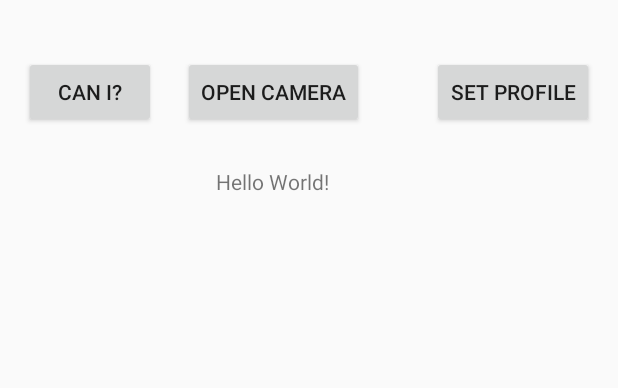
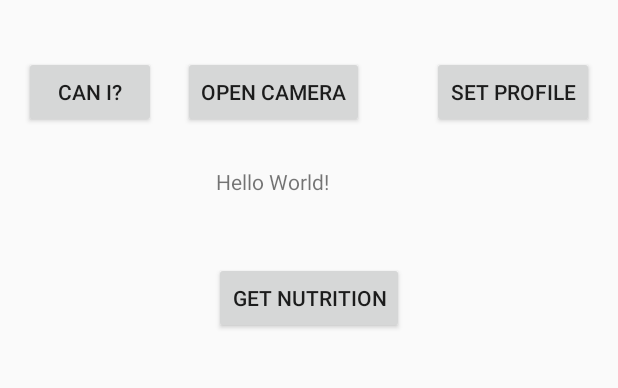
Before and after one commit to ericvuong1/ConuHacksIII, an Android app: the screen it shows after launch (MainActivity), on a phone screen of 412 x 824 dp, the part 398-786 px from its top. Run offline under Robolectric (Android 15) with nearby library versions, the phone set to English and light mode, and no system bars; our stand-ins replace Volley; libraries missing offline, so code that uses them is left out: com.ibm.watson; 3 statements that could not run were skipped.

Commit message:
FERAS DO THE LAST PART WE DONE

```diff
--- a/CANiEatThis/app/build.gradle
+++ b/CANiEatThis/app/build.gradle
@@ -34,7 +34,7 @@ dependencies {
     compile files('libs/java-sdk-4.2.1-jar-with-dependencies.jar')
     compile 'com.android.support:appcompat-v7:26.+'
     compile 'com.android.support.constraint:constraint-layout:1.0.2'
-    testCompile 'junit:junit:4.12'
     compile 'com.fatsecret4j:fatsecret-platform:2.0'
     compile 'com.android.volley:volley:1.0.0'
+    testCompile 'junit:junit:4.12'
 }
--- a/CANiEatThis/app/src/main/java/com/hackathon/conuhacks/canieatthis/MainActivity.java
+++ b/CANiEatThis/app/src/main/java/com/hackathon/conuhacks/canieatthis/MainActivity.java
@@ -16,8 +16,12 @@ import android.util.Log;
 import android.view.View;
 import android.webkit.WebChromeClient;
 import android.webkit.WebView;
+import android.widget.AdapterView;
+import android.widget.ArrayAdapter;
 import android.widget.Button;
 import android.widget.ImageView;
+import android.widget.ListAdapter;
+import android.widget.ListView;
 import android.widget.TextView;
 import android.widget.Toast;
 
@@ -56,12 +60,16 @@ public class MainActivity extends AppCompatActivity {
     static final int REQUEST_IMAGE_CAPTURE = 1;
 
     Button mOpenCamera;
+    Button mGetNutritionButton;
     WebView mWebView;
     String mCurrentPhotoPath;
     ImageView mImageView;
     Button mNewImageButton;
     TextView mTextView;
     Button mSetProfile;
+    String toDisplay;
+
+    ListAdapter viewItemAdapter;
 
     String query;
     Request req;
@@ -102,6 +110,8 @@ public class MainActivity extends AppCompatActivity {
         mImageView = (ImageView) findViewById(R.id.pictureTaken);
         mNewImageButton = (Button) findViewById(R.id.newImage);
         mSetProfile = (Button) findViewById(R.id.mSetProfileButton);
+        mGetNutritionButton = (Button) findViewById(R.id.mGetNutritionButton);
+        GetNutrition();
         SetProfile();
         OpenCamera();
         SetNewImage();
@@ -128,6 +138,14 @@ public class MainActivity extends AppCompatActivity {
         req.getRecipe(requestQueue, 315L);
         */
 
+    }
+    public void GetNutrition(){
+        mGetNutritionButton.setOnClickListener(new View.OnClickListener() {
+            @Override
+            public void onClick(View v) {
+                //TODO: FERAS
+            }
+        });
     }
 
     public void SetProfile(){
@@ -288,7 +306,8 @@ public class MainActivity extends AppCompatActivity {
             }
         }
 
-        String toDisplay = "";
+        toDisplay = "";
+        String[] toSend = new String[list.length*list[0].length];
         for(int i=0;i<list.length;i++){
             for(int j=0;j<list[0].length; j++){
                 toDisplay += list[i][j] + "\n";
@@ -296,7 +315,11 @@ public class MainActivity extends AppCompatActivity {
         }
         mTextView.setText(toDisplay);
 
+
+
         String best = list[0][0];
+
+
             return list;
     }
 
--- a/CANiEatThis/app/src/main/res/layout/activity_main.xml
+++ b/CANiEatThis/app/src/main/res/layout/activity_main.xml
@@ -25,6 +25,7 @@
         tools:layout_constraintLeft_creator="1"
         app:layout_constraintLeft_toLeftOf="@+id/mCameraButton"/>
 
+
     <Button
         android:id="@+id/mCameraButton"
         android:layout_width="wrap_content"
@@ -36,7 +37,8 @@
         android:layout_marginTop="37dp"
         app:layout_constraintTop_toBottomOf="@+id/pictureTaken"
         tools:layout_constraintLeft_creator="1"
-        app:layout_constraintLeft_toRightOf="@+id/newImage"/>
+        app:layout_constraintLeft_toRightOf="@+id/newImage"
+        android:layout_marginLeft="18dp"/>
 
     <ImageView
         android:id="@+id/pictureTaken"
@@ -74,4 +76,17 @@
         app:layout_constraintBaseline_toBaselineOf="@+id/mCameraButton"
         tools:layout_constraintBaseline_creator="1"/>
 
+    <Button
+        android:id="@+id/mGetNutritionButton"
+        android:layout_width="wrap_content"
+        android:layout_height="wrap_content"
+        android:text="@string/getNutrition"
+        tools:layout_constraintTop_creator="1"
+        tools:layout_constraintRight_creator="1"
+        app:layout_constraintRight_toRightOf="parent"
+        android:layout_marginTop="44dp"
+        app:layout_constraintTop_toBottomOf="@+id/mHelloWorldText"
+        tools:layout_constraintLeft_creator="1"
+        app:layout_constraintLeft_toLeftOf="parent"/>
+
 </android.support.constraint.ConstraintLayout>
--- a/CANiEatThis/app/src/main/res/values/strings.xml
+++ b/CANiEatThis/app/src/main/res/values/strings.xml
@@ -8,4 +8,5 @@
     <string name="setProfileString">Set Profile</string>
     <string name="SaveString">Save</string>
     <string name="canIString">Can I?</string>
+    <string name="getNutrition">Get Nutrition</string>
 </resources>
```
Also changed, not shown: CANiEatThis/app/src/main/AndroidManifest.xml (+6 -3 lines).
